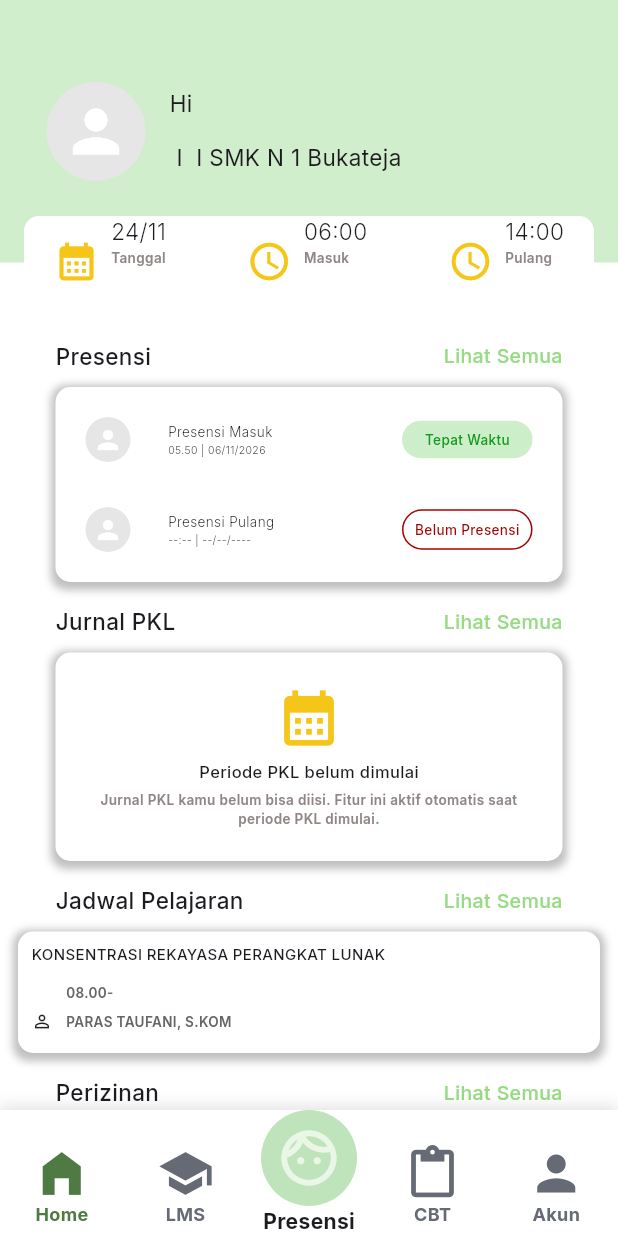
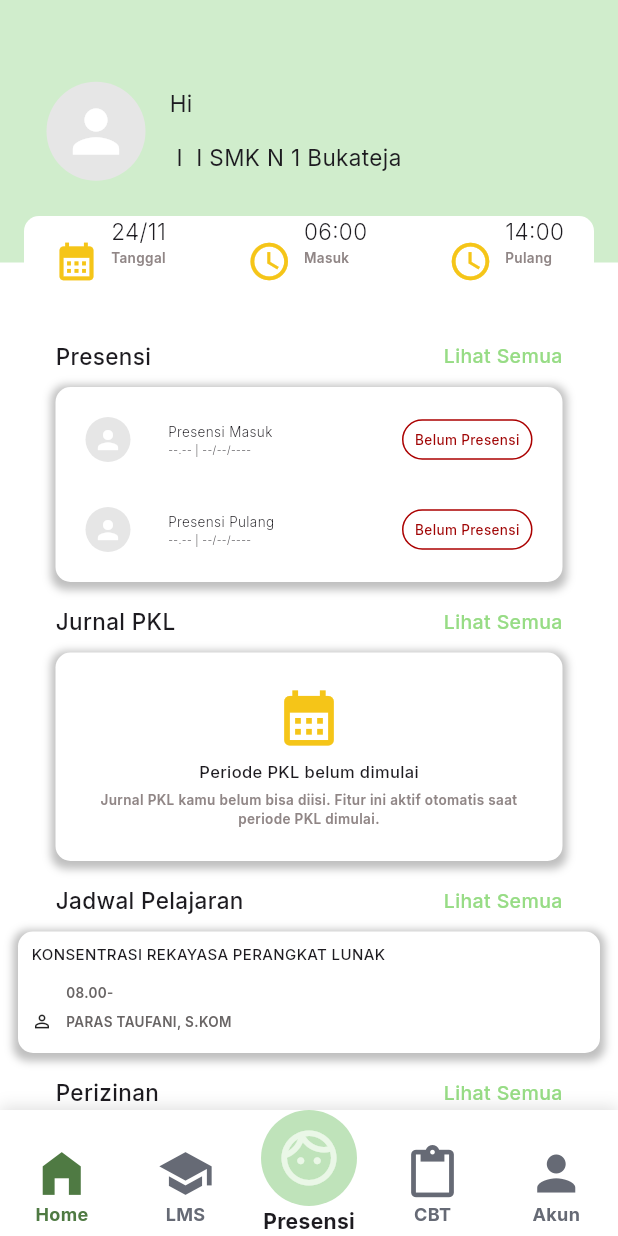
Before and after one commit to qnshafirahub/Sister, a Flutter app: the MainShell screen opened directly, on a phone screen of 412 x 824 dp. Run offline on Flutter 3.47's test engine with Material 3 defaults, Android fonts, the phone set to English and light mode, and no system bars; our stand-ins replace flutter_secure_storage, google_fonts, location, permission_handler; accounts and stored records are empty.

Commit message:
Commit pertama Sister Skansika

```diff
--- a/lib/screens/home_screen.dart
+++ b/lib/screens/home_screen.dart
@@ -3,8 +3,20 @@ import '../auth/auth_service.dart';
 import '../core/app_colors.dart';
 
 class HomeScreen extends StatelessWidget {
-  final String? pulangTime;
-  const HomeScreen({super.key, this.pulangTime});
+   final DateTime? masukAt;
+  final DateTime? pulangAt;
+  const HomeScreen({super.key, this.masukAt, this.pulangAt});
+
+  static const _batasJam = 6;
+  static const _batasMenit = 0;
+
+  String _two(int n) => n.toString().padLeft(2, '0');
+
+  String _fmt(DateTime d) =>
+      '${_two(d.hour)}.${_two(d.minute)} | ${_two(d.day)}/${_two(d.month)}/${d.year}';
+
+  bool _tepatWaktu(DateTime d) =>
+      d.hour < _batasJam || (d.hour == _batasJam && d.minute <= _batasMenit);
 
   static const _shadow = [
     BoxShadow(
@@ -97,6 +109,17 @@ class HomeScreen extends StatelessWidget {
     final now = DateTime.now();
     final tgl =
         '${now.day.toString().padLeft(2, '0')}/${now.month.toString().padLeft(2, '0')}';
+            final masukRow = masukAt == null
+        ? _presRow(
+            'Presensi Masuk', '--.-- | --/--/----', 'Belum Presensi', false)
+        : _presRow('Presensi Masuk', _fmt(masukAt!),
+            _tepatWaktu(masukAt!) ? 'Tepat Waktu' : 'Terlambat',
+            _tepatWaktu(masukAt!));
+
+    final pulangRow = pulangAt == null
+        ? _presRow(
+            'Presensi Pulang', '--.-- | --/--/----', 'Belum Presensi', false)
+        : _presRow('Presensi Pulang', _fmt(pulangAt!), 'Sudah Presensi', true);
     return Scaffold(
       body: SingleChildScrollView(
         child: Column(children: [
@@ -145,17 +168,12 @@ class HomeScreen extends StatelessWidget {
           ]),
           const SizedBox(height: 36),
           _title('Presensi'),
-          _card(Padding(
+                  _card(Padding(
             padding: const EdgeInsets.all(20),
             child: Column(children: [
-              _presRow(
-                  'Presensi Masuk', '05.50 | 06/11/2026', 'Tepat Waktu', true),
+              masukRow,
               const SizedBox(height: 30),
-              pulangTime == null
-                  ? _presRow('Presensi Pulang', '--:-- | --/--/----',
-                      'Belum Presensi', false)
-                  : _presRow(
-                      'Presensi Pulang', pulangTime!, 'Tepat Waktu', true),
+              pulangRow,
             ]),
           )),
           _title('Jurnal PKL'),
--- a/lib/screens/main_shell.dart
+++ b/lib/screens/main_shell.dart
@@ -2,7 +2,9 @@ import 'package:flutter/material.dart';
 import '../widgets/app_bottom_nav.dart';
 import 'cbt_screen.dart';
 import 'home_screen.dart';
+import 'presensi_flow.dart';
 import 'profile_screen.dart';
+import 'lms_screen.dart';
 
 class MainShell extends StatefulWidget {
   const MainShell({super.key});
@@ -12,18 +14,54 @@ class MainShell extends StatefulWidget {
 
 class _MainShellState extends State<MainShell> {
   int _i = 0; // 0 = Home, 1 = CBT, 2 = Akun
+  DateTime? _masuk;
+  DateTime? _pulang;
+
+  bool _sameDay(DateTime a, DateTime b) =>
+      a.year == b.year && a.month == b.month && a.day == b.day;
+
+  Future<void> _presensi() async {
+    final now = DateTime.now();
+    // Hari baru: presensi kemarin dikosongkan.
+    if (_masuk != null && !_sameDay(_masuk!, now)) {
+      _masuk = null;
+      _pulang = null;
+    }
+    if (_masuk != null && _pulang != null) {
+      ScaffoldMessenger.of(context).showSnackBar(
+        const SnackBar(content: Text('Presensi hari ini sudah lengkap')),
+      );
+      return;
+    }
+
+    final jenis = _masuk == null ? 'Masuk' : 'Pulang';
+       final r = await Navigator.push<PresensiResult>(
+        context, MaterialPageRoute(builder: (_) => const PresensiScreen()));
+    if (r == null || !mounted) return;
+
+    setState(() {
+      _i = 0;
+      if (jenis == 'Masuk') {
+        _masuk = r.waktu;
+      } else {
+        _pulang = r.waktu;
+      }
+    });
+  }
 
   @override
   Widget build(BuildContext context) {
     return Scaffold(
-      body: IndexedStack(index: _i, children: const [
-        HomeScreen(),
-        CbtScreen(),
-        ProfileScreen(),
+          body: IndexedStack(index: _i, children: [
+        HomeScreen(masukAt: _masuk, pulangAt: _pulang),
+        const LmsScreen(),
+        const CbtScreen(),
+        const ProfileScreen(),
       ]),
       bottomNavigationBar: AppBottomNav(
         index: _i,
         onTap: (v) => setState(() => _i = v),
+        onPresensi: _presensi,
       ),
     );
   }
--- a/lib/widgets/app_bottom_nav.dart
+++ b/lib/widgets/app_bottom_nav.dart
@@ -2,13 +2,17 @@ import 'package:flutter/material.dart';
 import '../core/app_colors.dart';
 
 class AppBottomNav extends StatelessWidget {
-  final int index; // 0 = Home, 1 = CBT, 2 = Akun
+  final int index;
   final ValueChanged<int> onTap;
-  const AppBottomNav({super.key, required this.index, required this.onTap});
+  final VoidCallback onPresensi;
+  const AppBottomNav(
+      {super.key,
+      required this.index,
+      required this.onTap,
+      required this.onPresensi});
 
   static const _grey = Color(0xFF666A75);
 
-  /// Menu yang bisa ditekan (Home, CBT, Akun).
   Widget _active(int i, IconData icon, String label) {
     final c = index == i ? AppColors.dark : _grey;
     return Expanded(
@@ -17,11 +21,6 @@ class AppBottomNav extends StatelessWidget {
         child: _content(icon, label, c),
       ),
     );
-  }
-
-  /// Menu yang hanya tampilan, tidak bisa ditekan (LMS).
-  Widget _disabled(IconData icon, String label) {
-    return Expanded(child: _content(icon, label, _grey));
   }
 
   Widget _content(IconData icon, String label, Color c) => Padding(
@@ -46,9 +45,10 @@ class AppBottomNav extends StatelessWidget {
           height: 84,
           child: Row(crossAxisAlignment: CrossAxisAlignment.end, children: [
             _active(0, Icons.home_filled, 'Home'),
-            _disabled(Icons.school, 'LMS'),
-            // Presensi: tampil saja, belum bisa ditekan
+            _active(1, Icons.school, 'LMS'),
             Expanded(
+              child: InkWell(
+                onTap: onPresensi,
                 child: Padding(
                   padding: const EdgeInsets.only(bottom: 2),
                   child: Column(mainAxisSize: MainAxisSize.min, children: [
@@ -66,8 +66,9 @@ class AppBottomNav extends StatelessWidget {
                   ]),
                 ),
               ),
-            _active(1, Icons.content_paste, 'CBT'),
-            _active(2, Icons.person, 'Akun'),
+            ),
+            _active(2, Icons.content_paste, 'CBT'),
+            _active(3, Icons.person, 'Akun'),
           ]),
         ),
       ),
--- a/pubspec.yaml
+++ b/pubspec.yaml
@@ -36,6 +36,8 @@ dependencies:
   google_fonts: ^6.2.1
   image_picker: ^1.1.2
   flutter_secure_storage: ^9.2.2
+  permission_handler: ^12.0.1
+  location: ^10.0.2
 
 dev_dependencies:
   flutter_test:
```
Also changed, not shown: lib/core/location_service.dart (added, +61 -0 lines), lib/core/permission_service.dart (added, +31 -0 lines), lib/screens/lms_screen.dart (+196 -0 lines), lib/screens/presensi_flow.dart (added, +229 -0 lines), lib/widgets/app_modal.dart (+10 -8 lines), pubspec.lock, 3 other files. Lines whose indentation alone changed are shown as unchanged.
